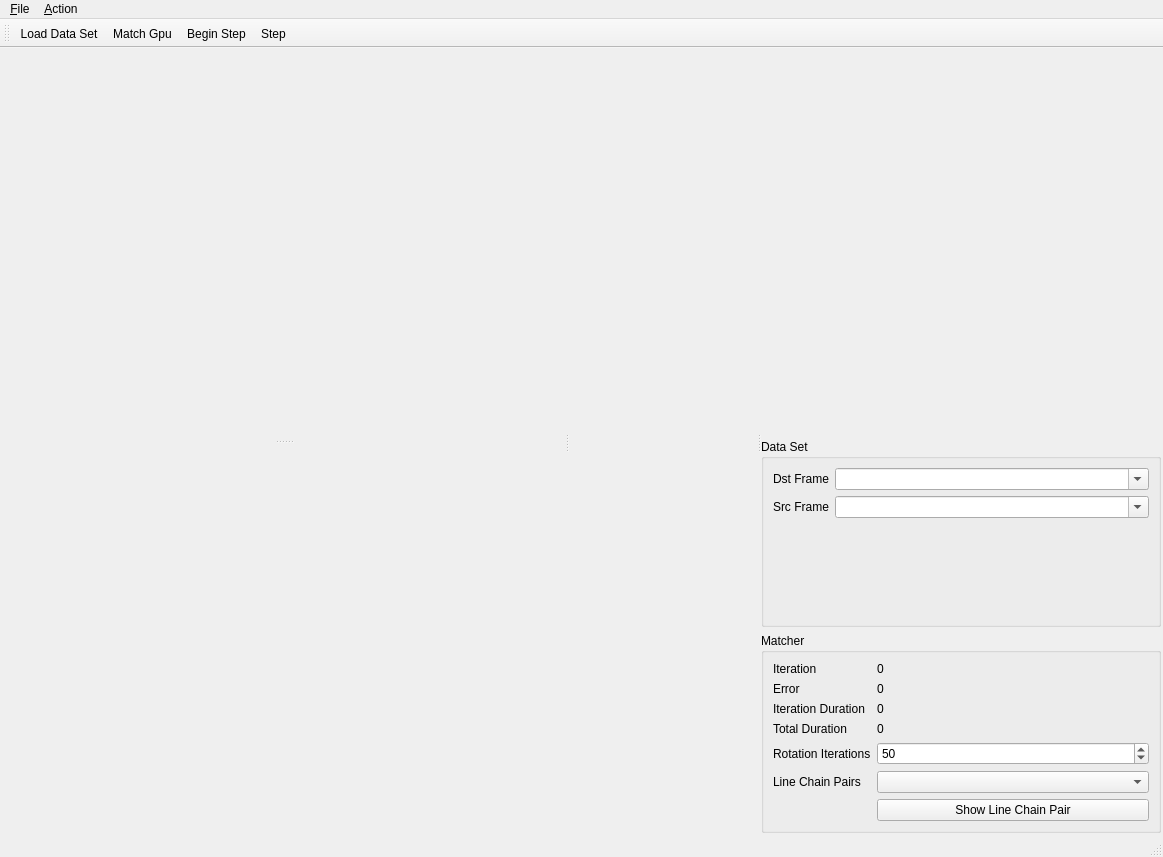
Before: the Qt Designer form src/ui/ToolWindowLineMatcher.ui in oneminute/RecFLS, drawn with Qt 5.
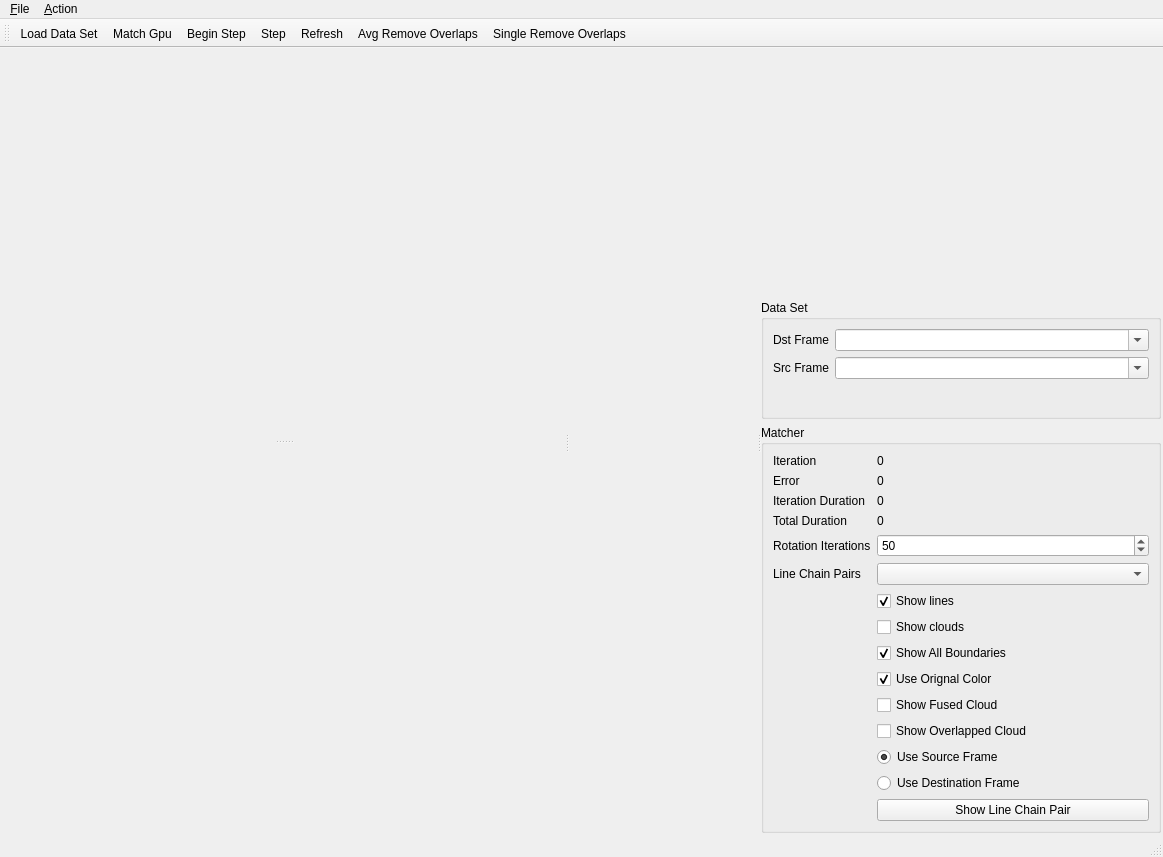
After: the same form once the commit is applied. Custom widgets are drawn as their Qt base class.

Patch:
```diff
--- a/src/ui/ToolWindowLineMatcher.ui
+++ b/src/ui/ToolWindowLineMatcher.ui
@@ -244,7 +244,7 @@
            <item row="5" column="1">
             <widget class="QComboBox" name="comboBoxLineChainPairs"/>
            </item>
-           <item row="6" column="1">
+           <item row="14" column="1">
             <widget class="QPushButton" name="pushButtonShowLineChainPair">
              <property name="text">
               <string>Show Line Chain Pair</string>
@@ -265,6 +265,74 @@
              </property>
             </widget>
            </item>
+           <item row="6" column="1">
+            <widget class="QCheckBox" name="checkBoxShowLines">
+             <property name="text">
+              <string>Show lines</string>
+             </property>
+             <property name="checked">
+              <bool>true</bool>
+             </property>
+            </widget>
+           </item>
+           <item row="7" column="1">
+            <widget class="QCheckBox" name="checkBoxShowCloud">
+             <property name="text">
+              <string>Show clouds</string>
+             </property>
+            </widget>
+           </item>
+           <item row="8" column="1">
+            <widget class="QCheckBox" name="checkBoxShowAllBoundaries">
+             <property name="text">
+              <string>Show All Boundaries</string>
+             </property>
+             <property name="checked">
+              <bool>true</bool>
+             </property>
+            </widget>
+           </item>
+           <item row="9" column="1">
+            <widget class="QCheckBox" name="checkBoxUseOrignalColor">
+             <property name="text">
+              <string>Use Orignal Color</string>
+             </property>
+             <property name="checked">
+              <bool>true</bool>
+             </property>
+            </widget>
+           </item>
+           <item row="10" column="1">
+            <widget class="QCheckBox" name="checkBoxShowFusedCloud">
+             <property name="text">
+              <string>Show Fused Cloud</string>
+             </property>
+            </widget>
+           </item>
+           <item row="11" column="1">
+            <widget class="QCheckBox" name="checkBoxShowOverlappedCloud">
+             <property name="text">
+              <string>Show Overlapped Cloud</string>
+             </property>
+            </widget>
+           </item>
+           <item row="12" column="1">
+            <widget class="QRadioButton" name="radioButtonUseSourceFrame">
+             <property name="text">
+              <string>Use Source Frame</string>
+             </property>
+             <property name="checked">
+              <bool>true</bool>
+             </property>
+            </widget>
+           </item>
+           <item row="13" column="1">
+            <widget class="QRadioButton" name="radioButtonUseDestinationFrame">
+             <property name="text">
+              <string>Use Destination Frame</string>
+             </property>
+            </widget>
+           </item>
           </layout>
          </widget>
         </item>
@@ -280,7 +348,7 @@
      <x>0</x>
      <y>0</y>
      <width>1163</width>
-     <height>23</height>
+     <height>21</height>
     </rect>
    </property>
    <widget class="QMenu" name="menu_File">
@@ -313,6 +381,9 @@
    <addaction name="actionMatch_Gpu"/>
    <addaction name="actionBegin_Step"/>
    <addaction name="actionStep"/>
+   <addaction name="actionRefresh"/>
+   <addaction name="actionAvg_Remove_Overlaps"/>
+   <addaction name="actionSingle_Remove_Overlaps"/>
   </widget>
   <action name="actionLoad_Data_Set">
    <property name="text">
@@ -360,6 +431,21 @@
     <string>Step</string>
    </property>
   </action>
+  <action name="actionRefresh">
+   <property name="text">
+    <string>Refresh</string>
+   </property>
+  </action>
+  <action name="actionAvg_Remove_Overlaps">
+   <property name="text">
+    <string>Avg Remove Overlaps</string>
+   </property>
+  </action>
+  <action name="actionSingle_Remove_Overlaps">
+   <property name="text">
+    <string>Single Remove Overlaps</string>
+   </property>
+  </action>
  </widget>
  <customwidgets>
   <customwidget>
```
